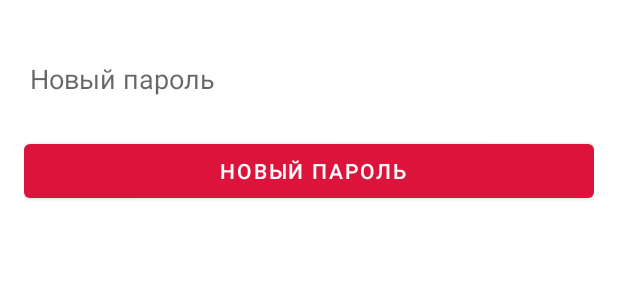
After one commit to KorolevichLeonid/ChinukShop, an Android app: the layout activity_select_password.xml on its own in the app's theme, with its tools: preview values and no code run, on a phone screen of 412 x 824 dp. The commit adds this screen. Shown: the top 300 px of the screen. Run offline under Robolectric (Android 15) with nearby library versions, the phone set to English and light mode, and no system bars.

Commit message:
add reset password

```diff
--- a/app/src/main/java/com/kfnfnjlvdrngjrjkn/myshop/Admin/AdminCategoryActivity.java
+++ b/app/src/main/java/com/kfnfnjlvdrngjrjkn/myshop/Admin/AdminCategoryActivity.java
@@ -13,6 +13,7 @@ import androidx.core.view.ViewCompat;
 import androidx.core.view.WindowInsetsCompat;
 
 import com.kfnfnjlvdrngjrjkn.myshop.R;
+import com.kfnfnjlvdrngjrjkn.myshop.UI.ExitActivity;
 import com.kfnfnjlvdrngjrjkn.myshop.Users.HomeActivity;
 
 public class AdminCategoryActivity extends AppCompatActivity {
@@ -59,7 +60,7 @@ public class AdminCategoryActivity extends AppCompatActivity {
         button_home.setOnClickListener((new View.OnClickListener() {
             @Override
             public void onClick(View v) {
-                Intent intentE = new Intent(AdminCategoryActivity.this, HomeActivity.class);
+                Intent intentE = new Intent(AdminCategoryActivity.this, ExitActivity.class);
                 startActivity(intentE);
             }
         }));
--- /dev/null
+++ b/app/src/main/res/layout/activity_select_password.xml
@@ -0,0 +1,19 @@
+<LinearLayout xmlns:android="http://schemas.android.com/apk/res/android"
+    android:layout_width="match_parent"
+    android:layout_height="match_parent"
+    android:orientation="vertical"
+    android:padding="16dp">
+
+    <EditText
+        android:id="@+id/new_password_input"
+        android:layout_width="385dp"
+        android:layout_height="74dp"
+        android:hint="Новый пароль"
+        android:inputType="textPassword" />
+
+    <Button
+        android:id="@+id/reset_password_button"
+        android:layout_width="match_parent"
+        android:layout_height="wrap_content"
+        android:text=" Новый пароль" />
+</LinearLayout>
```
Also changed, not shown: app/src/main/java/com/kfnfnjlvdrngjrjkn/myshop/Users/ResetPasswordActivity.java (added, +26 -0 lines), app/src/main/java/com/kfnfnjlvdrngjrjkn/myshop/Users/SelectPasswordActivity.java (added, +88 -0 lines), app/src/main/res/layout/activity_reset_password.xml (added, +10 -0 lines), app/src/main/java/com/kfnfnjlvdrngjrjkn/myshop/UI/MainActivity.java (renamed from app/src/main/java/com/kfnfnjlvdrngjrjkn/myshop/Users/MainActivity.java).
